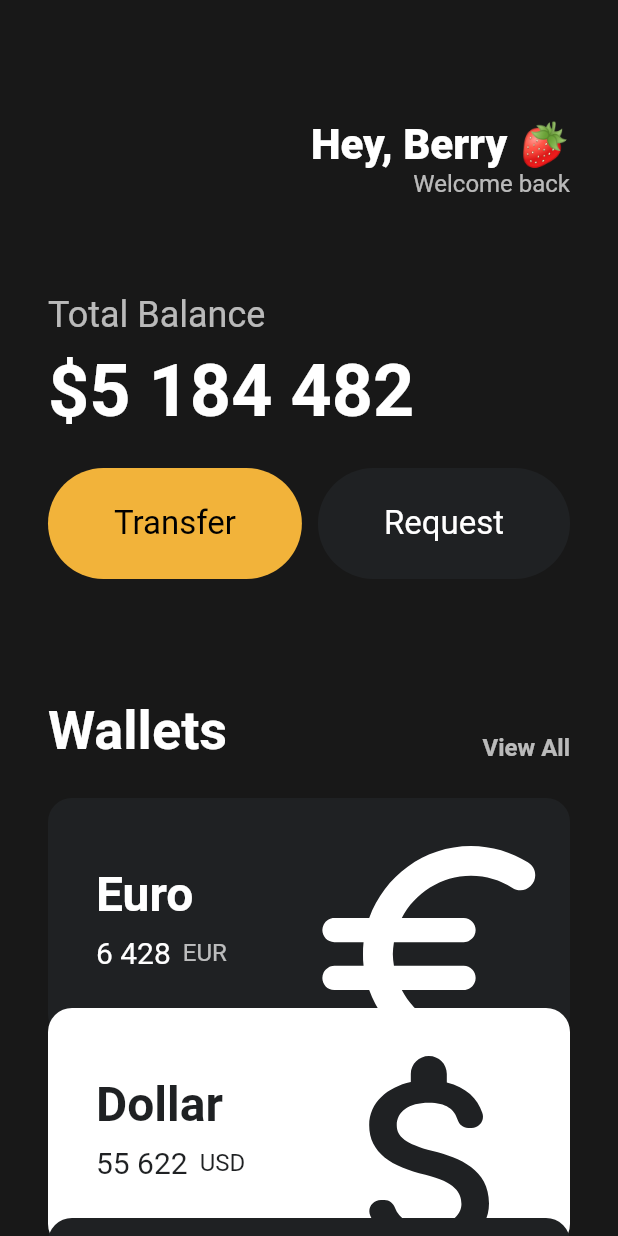
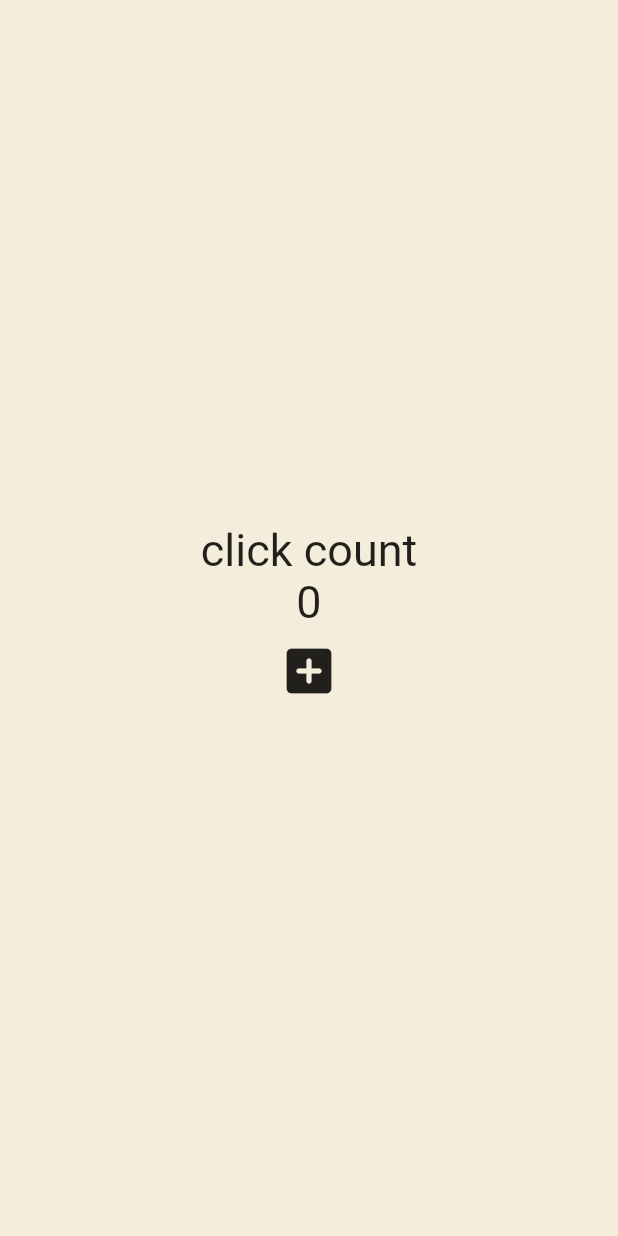
Before and after one commit to seoziyeong/nomadcoder-flutter-webtoon, a Flutter app: the screen it shows after launch, on a phone screen of 412 x 824 dp. Run offline on Flutter 3.47's test engine with Material 2 defaults, Android fonts, the phone set to English and light mode, and no system bars.

Commit message:
feat : counter

```diff
--- a/lib/main.dart
+++ b/lib/main.dart
@@ -1,147 +1,57 @@
 import 'package:flutter/material.dart';
-import 'package:nomadcoder_flutter_webtoon/widgets/button.dart';
-import 'package:nomadcoder_flutter_webtoon/widgets/currency_card.dart';
 
 void main() {
   runApp(const App());
 }
 
-// StatelessWidget을 상속받아 위젯화
-// 모든 앱의 기본 UI 설정: CupertinoApp or MaterialApp 중에 선택 (apple or google)
-// 모든 화면은 Scaffold(구조)를 가져야 함
-class App extends StatelessWidget {
+class App extends StatefulWidget {
   const App({super.key});
+
+  @override
+  State<App> createState() => _AppState();
+}
+
+class _AppState extends State<App> {
+  // 상태변경할 데이터 준비, final 붙이지 않음
+  int counter = 0;
+
+  // 함수 작성, setState로 상태변경 로직 작성
+  // setState 안에 코드를 안써도 반영 되지만, 되도록 안에 작성
+  void onClicked() {
+    setState(() {
+      counter = counter + 1;
+    });
+  }
 
   @override
   Widget build(BuildContext context) {
     return MaterialApp(
       home: Scaffold(
-        backgroundColor: const Color(0xFF181818),
-        body: SingleChildScrollView(
-          // 세로 스크롤
-          child: Padding(
-            padding: const EdgeInsets.symmetric(horizontal: 32),
+        backgroundColor: const Color(0xFFF4EDDB),
+        body: Center(
           child: Column(
-              crossAxisAlignment: CrossAxisAlignment.start,
-              children: [
-                const SizedBox(
-                  height: 80,
-                ),
-                Row(
-                  mainAxisAlignment: MainAxisAlignment.end,
-                  children: [
-                    Column(
-                      crossAxisAlignment: CrossAxisAlignment.end,
-                      children: [
-                        const Text("Hey, Berry 🍓",
-                            style: TextStyle(
-                              color: Colors.white,
-                              fontSize: 28,
-                              fontWeight: FontWeight.w800,
-                            )),
-                        Text(
-                          "Welcome back",
-                          style: TextStyle(
-                            color: Colors.white.withOpacity(0.7),
-                            fontSize: 16,
-                          ),
-                        ),
-                      ],
-                    )
-                  ],
-                ),
-                const SizedBox(
-                  height: 64,
-                ),
-                Text(
-                  "Total Balance",
-                  style: TextStyle(
-                    fontSize: 24,
-                    color: Colors.white.withOpacity(0.7),
-                  ),
-                ),
-                const SizedBox(
-                  height: 8,
-                ),
-                const Text(
-                  "\$5 184 482",
-                  style: TextStyle(
-                      fontSize: 48,
-                      color: Colors.white,
-                      fontWeight: FontWeight.w700),
-                ),
-                const SizedBox(
-                  height: 24,
-                ),
-                const Row(
-                  mainAxisAlignment: MainAxisAlignment.spaceBetween,
-                  children: [
-                    Button(
-                      text: 'Transfer',
-                      bgColor: Color(0xFFF2B33A),
-                      textColor: Colors.black,
-                    ),
-                    Button(
-                      text: 'Request',
-                      bgColor: Color(0xfff1f2123),
-                      textColor: Colors.white,
-                    ),
-                  ],
-                ),
-                const SizedBox(
-                  height: 80,
-                ),
-                Row(
-                  crossAxisAlignment: CrossAxisAlignment.end,
-                  mainAxisAlignment: MainAxisAlignment.spaceBetween,
+            mainAxisAlignment: MainAxisAlignment.center,
             children: [
               const Text(
-                      "Wallets",
+                "click count",
                 style: TextStyle(
-                        color: Colors.white,
-                        fontSize: 36,
-                        fontWeight: FontWeight.w700,
+                  fontSize: 30,
                 ),
               ),
               Text(
-                      "View All",
-                      style: TextStyle(
-                        color: Colors.white.withOpacity(0.7),
-                        fontSize: 16,
-                        fontWeight: FontWeight.w600,
+                "$counter", // * 데이터
+                style: const TextStyle(
+                  fontSize: 30,
                 ),
               ),
+              IconButton(
+                iconSize: 40,
+                onPressed: onClicked, // * trigger
+                icon: const Icon(
+                  Icons.add_box_rounded,
+                ),
+              )
             ],
-                ),
-                const SizedBox(
-                  height: 24,
-                ),
-                const CurrencyCard(
-                  name: "Euro",
-                  code: "EUR",
-                  amount: "6 428",
-                  icon: Icons.euro_rounded,
-                  isInverted: false,
-                  offsetOrder: 0,
-                ),
-                const CurrencyCard(
-                  name: "Dollar",
-                  code: "USD",
-                  amount: "55 622",
-                  icon: Icons.attach_money_rounded,
-                  isInverted: true,
-                  offsetOrder: -20,
-                ),
-                const CurrencyCard(
-                  name: "Rupee",
-                  code: "INR",
-                  amount: "28 981",
-                  icon: Icons.currency_rupee_rounded,
-                  isInverted: false,
-                  offsetOrder: -40,
-                ),
-              ],
-            ),
           ),
         ),
       ),
```
Lines whose indentation alone changed are shown as unchanged.
